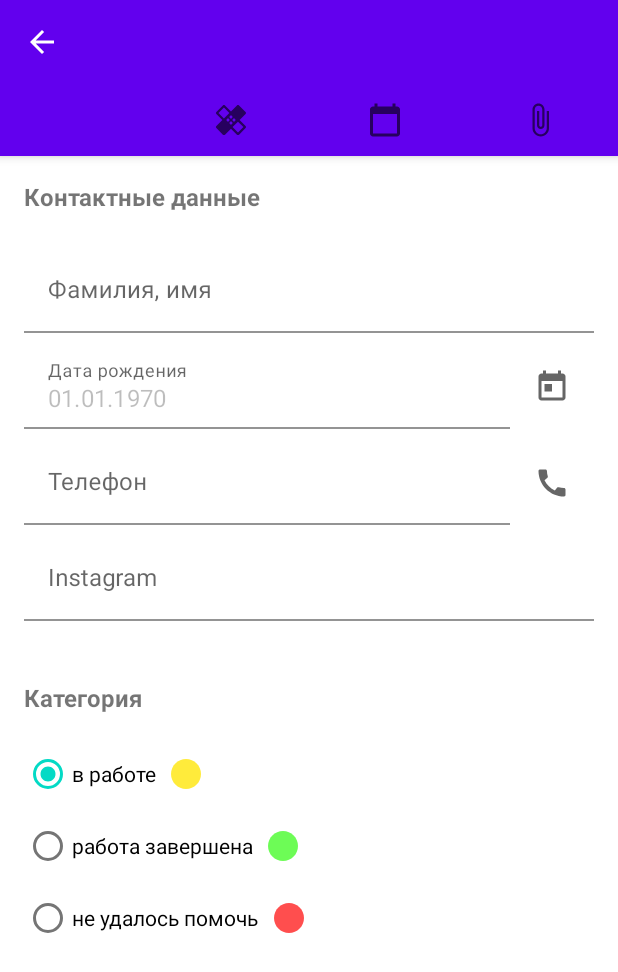
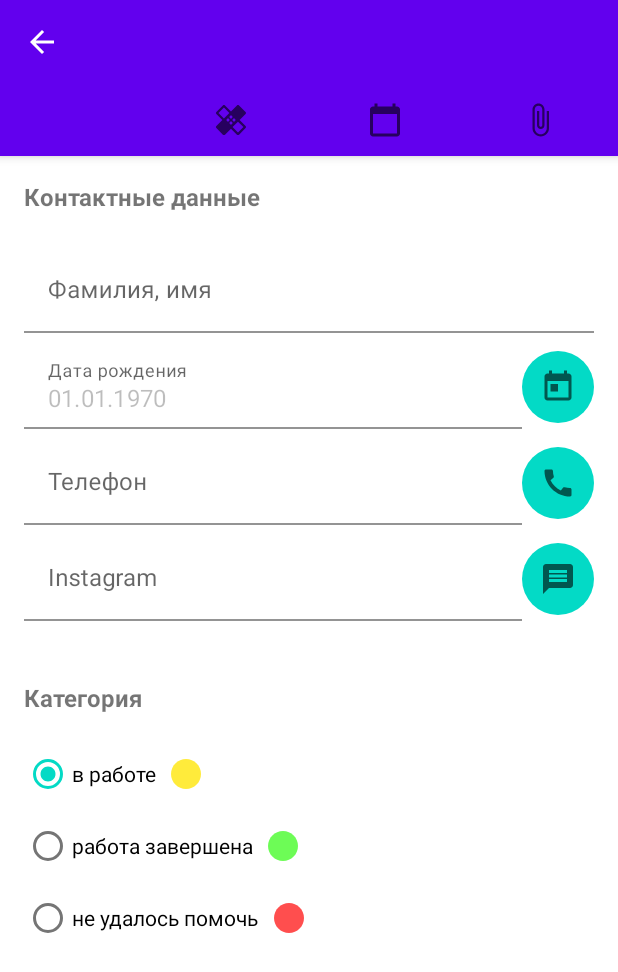
Before and after one commit to PavelDashkevich/osteopath, an Android app: the screen it shows after launch (MainActivity), after a tap on "Добавить клиента", on a phone screen of 412 x 824 dp. Shown: the top 972 px of the screen. Run offline under Robolectric (Android 15) with nearby library versions, the phone set to English and light mode, and no system bars; our stand-ins replace Room's generated code.

Commit message:
Customer profile (contacts): opening of user instagram profile was added, some buttons was shaped as circle.

```diff
--- a/app/src/main/java/by/dashkevichpavel/osteopath/viewcontroller/customerprofile/FragmentCustomerProfileContacts.kt
+++ b/app/src/main/java/by/dashkevichpavel/osteopath/viewcontroller/customerprofile/FragmentCustomerProfileContacts.kt
@@ -1,5 +1,6 @@
 package by.dashkevichpavel.osteopath.viewcontroller.customerprofile
 
+import android.content.ActivityNotFoundException
 import android.content.Context
 import android.content.Intent
 import android.net.Uri
@@ -42,6 +43,7 @@ class FragmentCustomerProfileContacts : Fragment(R.layout.fragment_customer_cont
     private lateinit var ibCall: AppCompatImageButton
     private lateinit var tilSocialInstagram: TextInputLayout
     private lateinit var etSocialInstagram: TextInputEditText
+    private lateinit var ibInstagramMessage: AppCompatImageButton
     private lateinit var rgCategory: RadioGroup
     private lateinit var rbCategoryWork: RadioButton
     private lateinit var rbCategoryWorkDone: RadioButton
@@ -170,6 +172,7 @@ class FragmentCustomerProfileContacts : Fragment(R.layout.fragment_customer_cont
         ibCall = view.findViewById(R.id.ib_call)
         tilSocialInstagram = view.findViewById(R.id.til_social_instagram)
         etSocialInstagram = view.findViewById(R.id.et_social_instagram)
+        ibInstagramMessage = view.findViewById(R.id.ib_instagram_message)
         rgCategory = view.findViewById(R.id.rg_category)
         rbCategoryWork = view.findViewById(R.id.rb_work)
         rbCategoryWorkDone = view.findViewById(R.id.rb_work_done)
@@ -223,6 +226,24 @@ class FragmentCustomerProfileContacts : Fragment(R.layout.fragment_customer_cont
                 ContextCompat.startActivity(requireContext(), intent, null)
             }
         }
+
+        ibInstagramMessage.setOnClickListener {
+            if (etSocialInstagram.text?.isNotBlank() == true) {
+                try {
+                    startActivity(
+                        Intent(
+                            Intent.ACTION_VIEW,
+                            Uri.parse("https://instagram.com/_u/${etSocialInstagram.text}"))
+                    )
+                } catch(e: ActivityNotFoundException) {
+                    startActivity(
+                        Intent(
+                            Intent.ACTION_VIEW,
+                            Uri.parse("https://instagram.com/${etSocialInstagram.text}"))
+                    )
+                }
+            }
+        }
     }
 
     private fun onDatePickerDateSet(key: String, bundle: Bundle) {
--- /dev/null
+++ b/app/src/main/res/drawable/button_shape_circle.xml
@@ -0,0 +1,9 @@
+<?xml version="1.0" encoding="utf-8"?>
+<ripple xmlns:android="http://schemas.android.com/apk/res/android"
+    android:color="@color/design_default_color_secondary_variant">
+    <item>
+        <shape android:shape="oval">
+            <solid android:color="@color/design_default_color_secondary"/>
+        </shape>
+    </item>
+</ripple>
--- /dev/null
+++ b/app/src/main/res/drawable/ic_baseline_message_24.xml
@@ -0,0 +1,10 @@
+<vector xmlns:android="http://schemas.android.com/apk/res/android"
+    android:width="24dp"
+    android:height="24dp"
+    android:viewportWidth="24"
+    android:viewportHeight="24"
+    android:tint="?attr/colorControlNormal">
+  <path
+      android:fillColor="@android:color/white"
+      android:pathData="M20,2L4,2c-1.1,0 -1.99,0.9 -1.99,2L2,22l4,-4h14c1.1,0 2,-0.9 2,-2L22,4c0,-1.1 -0.9,-2 -2,-2zM18,14L6,14v-2h12v2zM18,11L6,11L6,9h12v2zM18,8L6,8L6,6h12v2z"/>
+</vector>
--- a/app/src/main/res/layout/fragment_customer_contacts.xml
+++ b/app/src/main/res/layout/fragment_customer_contacts.xml
@@ -61,13 +61,13 @@
             app:layout_constraintLeft_toLeftOf="@id/gl_vertical_left"
             app:layout_constraintRight_toLeftOf="@id/ib_set_birth_date"
             app:layout_constraintTop_toBottomOf="@id/til_name"
-            app:boxBackgroundColor="@android:color/transparent">
+            app:boxBackgroundColor="@android:color/transparent"
+            android:layout_marginTop="8dp">
             <com.google.android.material.textfield.TextInputEditText
                 android:id="@+id/et_birth_date"
                 android:layout_width="match_parent"
                 android:layout_height="wrap_content"
                 android:hint="@string/header_customer_birth_date"
-                android:layout_marginTop="8dp"
                 android:enabled="false"
                 android:nextFocusDown="@id/et_phone"
                 android:imeOptions="actionNext"/>
@@ -75,15 +75,13 @@
 
         <androidx.appcompat.widget.AppCompatImageButton
             android:id="@+id/ib_set_birth_date"
-            android:layout_width="56dp"
-            android:layout_height="0dp"
+            android:layout_width="48dp"
+            android:layout_height="48dp"
             android:src="@drawable/ic_baseline_today_24"
-            app:layout_constraintTop_toBottomOf="@id/til_name"
             app:layout_constraintRight_toRightOf="@id/gl_vertical_right"
             app:layout_constraintTop_toTopOf="@id/til_birth_date"
             app:layout_constraintBottom_toBottomOf="@id/til_birth_date"
-            android:layout_marginTop="8dp"
-            android:backgroundTintMode="screen"/>
+            android:background="@drawable/button_shape_circle"/>
 
         <com.google.android.material.textfield.TextInputLayout
             android:id="@+id/til_phone"
@@ -92,45 +90,53 @@
             app:layout_constraintLeft_toLeftOf="@id/gl_vertical_left"
             app:layout_constraintRight_toLeftOf="@id/ib_call"
             app:layout_constraintTop_toBottomOf="@id/til_birth_date"
-            app:boxBackgroundColor="@android:color/transparent">
+            app:boxBackgroundColor="@android:color/transparent"
+            android:layout_marginTop="8dp">
             <com.google.android.material.textfield.TextInputEditText
                 android:id="@+id/et_phone"
                 android:layout_width="match_parent"
                 android:layout_height="wrap_content"
                 android:hint="@string/header_customer_phone"
-                android:layout_marginTop="8dp"
                 android:nextFocusDown="@id/et_social_instagram"
                 android:imeOptions="actionNext"/>
         </com.google.android.material.textfield.TextInputLayout>
 
         <androidx.appcompat.widget.AppCompatImageButton
             android:id="@+id/ib_call"
-            android:layout_width="56dp"
-            android:layout_height="0dp"
+            android:layout_width="48dp"
+            android:layout_height="48dp"
             android:src="@drawable/ic_baseline_call_24"
-            app:layout_constraintTop_toBottomOf="@id/til_birth_date"
             app:layout_constraintRight_toRightOf="@id/gl_vertical_right"
             app:layout_constraintTop_toTopOf="@id/til_phone"
             app:layout_constraintBottom_toBottomOf="@id/til_phone"
-            android:layout_marginTop="8dp"
-            android:backgroundTintMode="screen"/>
+            android:background="@drawable/button_shape_circle"/>
 
         <com.google.android.material.textfield.TextInputLayout
             android:id="@+id/til_social_instagram"
             android:layout_width="0dp"
             android:layout_height="wrap_content"
             app:layout_constraintLeft_toLeftOf="@id/gl_vertical_left"
-            app:layout_constraintRight_toLeftOf="@id/gl_vertical_right"
+            app:layout_constraintRight_toLeftOf="@id/ib_instagram_message"
             app:layout_constraintTop_toBottomOf="@id/til_phone"
-            app:boxBackgroundColor="@android:color/transparent">
+            app:boxBackgroundColor="@android:color/transparent"
+            android:layout_marginTop="8dp">
             <com.google.android.material.textfield.TextInputEditText
                 android:id="@+id/et_social_instagram"
                 android:layout_width="match_parent"
                 android:layout_height="wrap_content"
                 android:hint="@string/header_customer_instagram"
-                android:layout_marginTop="8dp"
                 android:imeOptions="actionDone"/>
         </com.google.android.material.textfield.TextInputLayout>
+
+        <androidx.appcompat.widget.AppCompatImageButton
+            android:id="@+id/ib_instagram_message"
+            android:layout_width="48dp"
+            android:layout_height="48dp"
+            android:src="@drawable/ic_baseline_message_24"
+            app:layout_constraintRight_toRightOf="@id/gl_vertical_right"
+            app:layout_constraintTop_toTopOf="@id/til_social_instagram"
+            app:layout_constraintBottom_toBottomOf="@id/til_social_instagram"
+            android:background="@drawable/button_shape_circle"/>
 
         <androidx.constraintlayout.widget.Barrier
             android:id="@+id/b_end"
```
